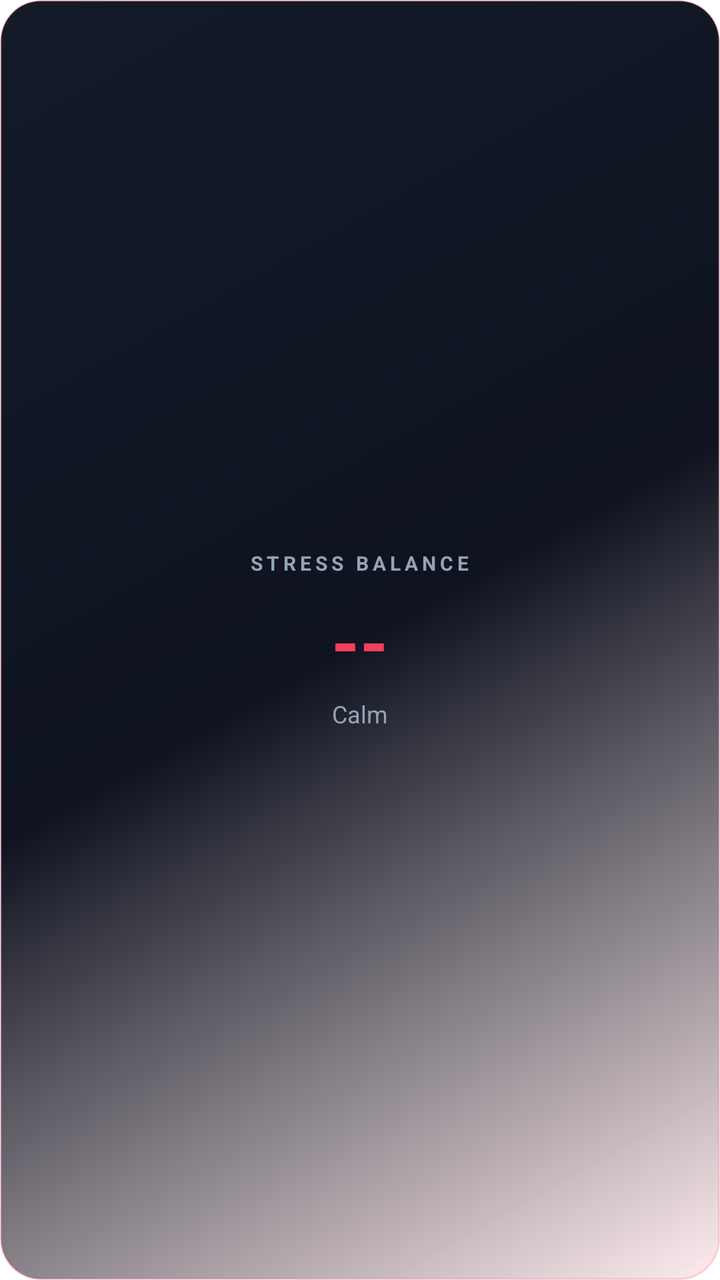
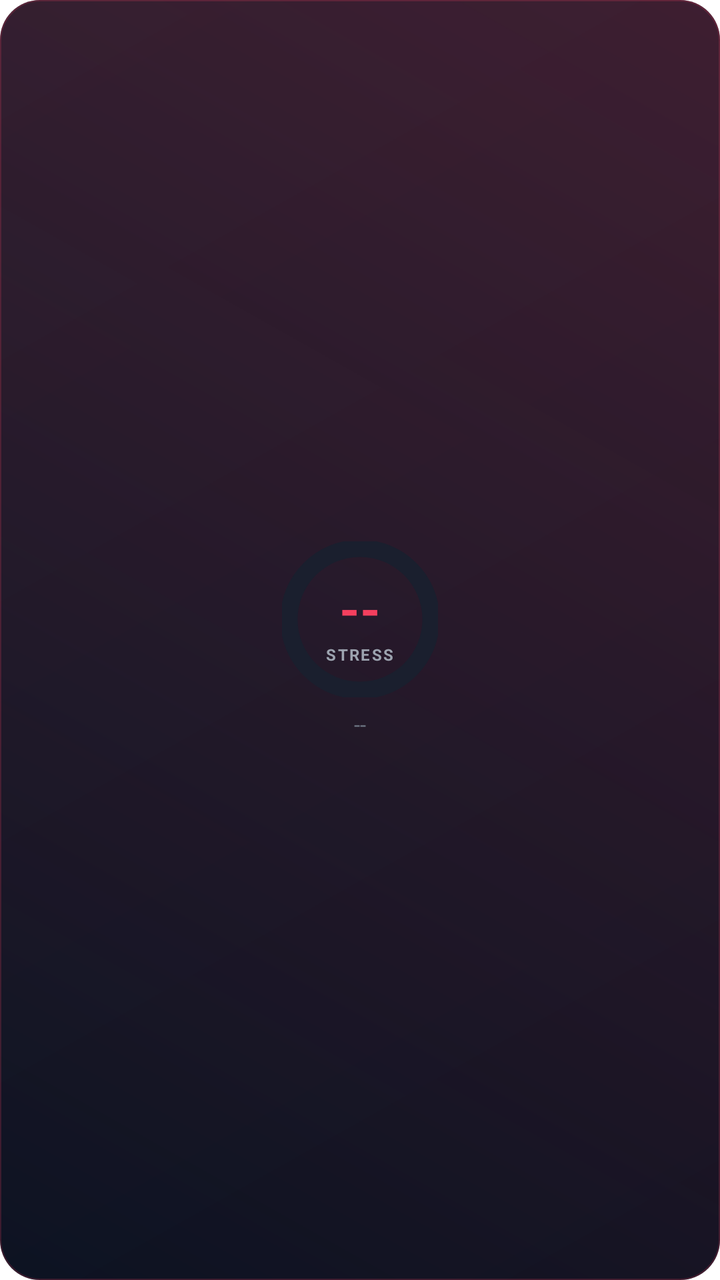

Before-and-after screenshots of an Android layout around one commit, followed by the original layout XML and the change that was made.
<!-- AndroidManifest.xml: fallback theme Theme.MaterialComponents.DayNight.NoActionBar -->
<!-- res/layout/widget_stress.xml -->
<?xml version="1.0" encoding="utf-8"?>
<LinearLayout xmlns:android="http://schemas.android.com/apk/res/android"
    android:layout_width="match_parent"
    android:layout_height="match_parent"
    android:orientation="vertical"
    android:background="@drawable/widget_bg_heart"
    android:padding="16dp"
    android:gravity="center">

    <TextView
        android:layout_width="wrap_content"
        android:layout_height="wrap_content"
        android:text="STRESS BALANCE"
        android:textColor="#94A3B8"
        android:textSize="10sp"
        android:textStyle="bold"
        android:letterSpacing="0.2"
        android:layout_marginBottom="8dp" />

    <TextView
        android:id="@+id/widget_stress_score"
        android:layout_width="wrap_content"
        android:layout_height="wrap_content"
        android:text="--"
        android:textColor="#F43F5E"
        android:textSize="36sp"
        android:textStyle="bold" />

    <TextView
        android:id="@+id/widget_stress_level"
        android:layout_width="wrap_content"
        android:layout_height="wrap_content"
        android:text="Calm"
        android:textColor="#94A3B8"
        android:textSize="12sp"
        android:layout_marginTop="4dp" />
</LinearLayout>
<!-- resources referenced by this layout -->
<resources>
  <!-- drawable widget_bg_heart (drawable) -->
  <?xml version="1.0" encoding="utf-8"?>
  <shape xmlns:android="http://schemas.android.com/apk/res/android"
      android:shape="rectangle">
      <gradient
          android:angle="135"
          android:startColor="#1AF43F5E"
          android:centerColor="#0E131F"
          android:endColor="#131A28"
          android:type="linear" />
      <corners android:radius="20dp" />
      <stroke
          android:width="1dp"
          android:color="#33F43F5E" />
  </shape>
</resources>

<!-- the commit's change to res/layout/widget_stress.xml (unified diff, before → after) -->
@@ -1,37 +1,70 @@
 <?xml version="1.0" encoding="utf-8"?>
-<LinearLayout xmlns:android="http://schemas.android.com/apk/res/android"
+<FrameLayout xmlns:android="http://schemas.android.com/apk/res/android"
+    android:id="@+id/widget_root"
     android:layout_width="match_parent"
     android:layout_height="match_parent"
-    android:orientation="vertical"
-    android:background="@drawable/widget_bg_heart"
-    android:padding="16dp"
-    android:gravity="center">
+    android:background="@drawable/widget_bg_dark"
+    android:padding="16dp">
 
-    <TextView
+    <LinearLayout
         android:layout_width="wrap_content"
         android:layout_height="wrap_content"
-        android:text="STRESS BALANCE"
-        android:textColor="#94A3B8"
-        android:textSize="10sp"
-        android:textStyle="bold"
-        android:letterSpacing="0.2"
-        android:layout_marginBottom="8dp" />
+        android:layout_gravity="center"
+        android:gravity="center_horizontal"
+        android:orientation="vertical">
 
-    <TextView
-        android:id="@+id/widget_stress_score"
-        android:layout_width="wrap_content"
-        android:layout_height="wrap_content"
-        android:text="--"
-        android:textColor="#F43F5E"
-        android:textSize="36sp"
-        android:textStyle="bold" />
+        <FrameLayout
+            android:layout_width="78dp"
+            android:layout_height="78dp">
 
-    <TextView
-        android:id="@+id/widget_stress_level"
-        android:layout_width="wrap_content"
-        android:layout_height="wrap_content"
-        android:text="Calm"
-        android:textColor="#94A3B8"
-        android:textSize="12sp"
-        android:layout_marginTop="4dp" />
-</LinearLayout>
+            <ProgressBar
+                android:id="@+id/stress_progress"
+                style="?android:attr/progressBarStyleHorizontal"
+                android:layout_width="78dp"
+                android:layout_height="78dp"
+                android:indeterminate="false"
+                android:max="100"
+                android:progress="0"
+                android:progressDrawable="@drawable/widget_circular_progress_red" />
+
+            <LinearLayout
+                android:layout_width="match_parent"
+                android:layout_height="match_parent"
+                android:gravity="center"
+                android:orientation="vertical">
+
+                <TextView
+                    android:id="@+id/widget_stress_score"
+                    android:layout_width="wrap_content"
+                    android:layout_height="wrap_content"
+                    android:text="--"
+                    android:textColor="#F43F5E"
+                    android:textSize="26sp"
+                    android:textStyle="bold" />
+
+                <TextView
+                    android:layout_width="wrap_content"
+                    android:layout_height="wrap_content"
+                    android:text="STRESS"
+                    android:textAllCaps="true"
+                    android:textColor="#9CA3AF"
+                    android:textSize="8sp"
+                    android:textStyle="bold"
+                    android:letterSpacing="0.1" />
+
+            </LinearLayout>
+
+        </FrameLayout>
+
+        <TextView
+            android:id="@+id/widget_stress_level"
+            android:layout_width="wrap_content"
+            android:layout_height="wrap_content"
+            android:layout_marginTop="6dp"
+            android:text="--"
+            android:textColor="#6B7280"
+            android:textSize="11sp" />
+
+    </LinearLayout>
+
+</FrameLayout>
<!-- resource entries referenced after the edit -->
@@ -1,19 +1,77 @@
 <!-- resources referenced by this layout -->
 <resources>
-  <!-- drawable widget_bg_heart (drawable) -->
+  <!-- drawable widget_bg_dark (drawable) -->
   <?xml version="1.0" encoding="utf-8"?>
-  <shape xmlns:android="http://schemas.android.com/apk/res/android"
-      android:shape="rectangle">
-      <gradient
-          android:angle="135"
-          android:startColor="#1AF43F5E"
-          android:centerColor="#0E131F"
-          android:endColor="#131A28"
-          android:type="linear" />
-      <corners android:radius="20dp" />
-      <stroke
-          android:width="1dp"
-          android:color="#33F43F5E" />
-  </shape>
+  <layer-list xmlns:android="http://schemas.android.com/apk/res/android">
+  
+      
+      <item>
+          <shape android:shape="rectangle">
+              <gradient
+                  android:startColor="#0B1120"
+                  android:endColor="#111827"
+                  android:angle="135"
+                  android:type="linear" />
+              <corners android:radius="20dp" />
+          </shape>
+      </item>
+  
+      
+      <item>
+          <shape android:shape="rectangle">
+              <gradient
+                  android:startColor="#33F43F5E"
+                  android:endColor="#00000000"
+                  android:angle="225"
+                  android:type="linear" />
+              <corners android:radius="20dp" />
+          </shape>
+      </item>
+  
+      
+      <item>
+          <shape android:shape="rectangle">
+              <stroke
+                  android:width="0.5dp"
+                  android:color="#33F43F5E" />
+              <corners android:radius="20dp" />
+              <solid android:color="@android:color/transparent" />
+          </shape>
+      </item>
+  
+  </layer-list>
+  <!-- drawable widget_circular_progress_red (drawable) -->
+  <?xml version="1.0" encoding="utf-8"?>
+  <layer-list xmlns:android="http://schemas.android.com/apk/res/android">
+  
+      
+      <item>
+          <shape
+              android:shape="ring"
+              android:innerRadiusRatio="2.5"
+              android:thicknessRatio="9"
+              android:useLevel="false">
+              <solid android:color="#1A1F2E" />
+          </shape>
+      </item>
+  
+      
+      <item>
+          <rotate
+              android:fromDegrees="270"
+              android:toDegrees="270"
+              android:pivotX="50%"
+              android:pivotY="50%">
+              <shape
+                  android:shape="ring"
+                  android:innerRadiusRatio="2.5"
+                  android:thicknessRatio="9"
+                  android:useLevel="true">
+                  <solid android:color="#F43F5E" />
+              </shape>
+          </rotate>
+      </item>
+  
+  </layer-list>
 </resources>
 
